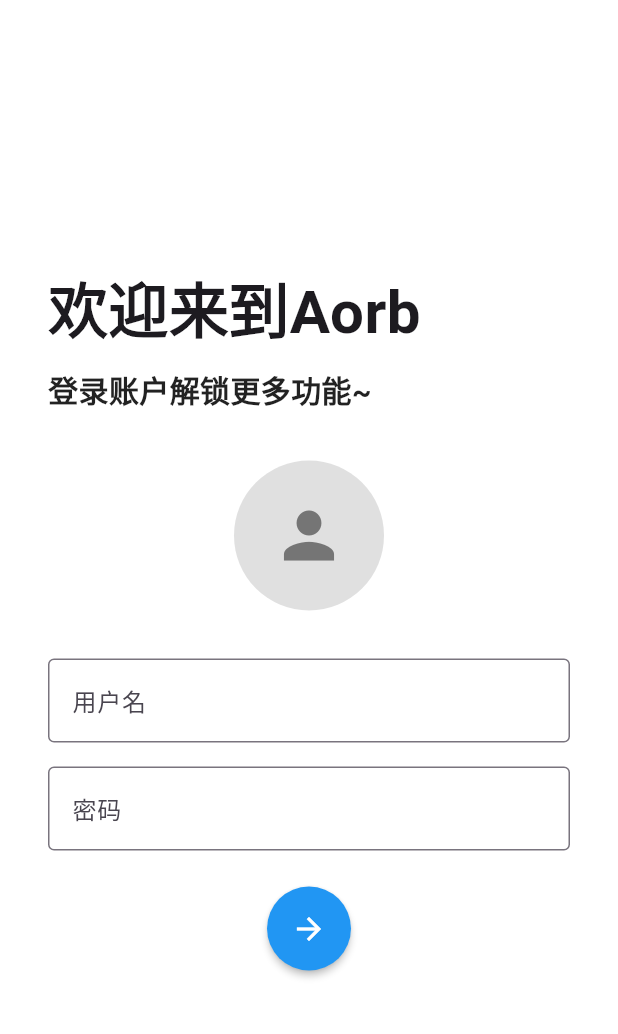
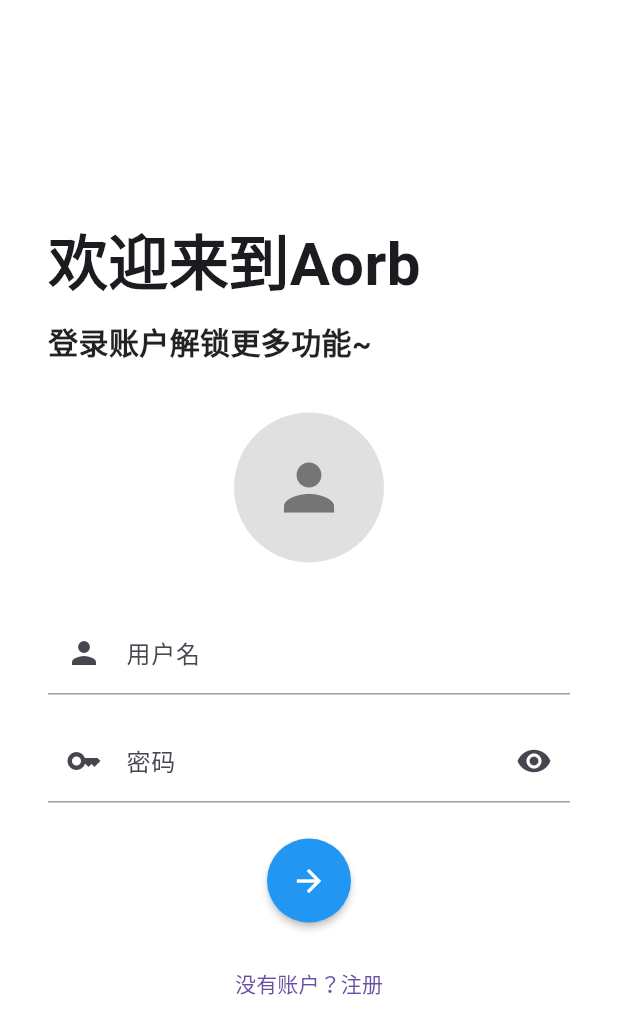
Before and after one commit to BigNoseCattyHome/aorb, a Flutter app: the LoginPage screen opened directly, on a phone screen of 412 x 824 dp. Shown: the top 1034 px of the screen. Run offline on Flutter 3.47's test engine with Material 3 defaults, Android fonts, the phone set to English and light mode, and no system bars; our stand-ins replace flutter_svg, logger, shared_preferences; missing offline and left inert: dart_ipify, grpc; accounts and stored records are empty; network calls fail; statements that could not run were skipped.

Commit message:
feat: 新增注册页面,在conf中新增后端网关的配置信息,注册页面等待联调.

```diff
--- a/frontend/lib/conf/config.dart
+++ b/frontend/lib/conf/config.dart
@@ -3,6 +3,10 @@ import 'package:logger/logger.dart';
 
 // api base url
 const String apiDomain = '127.0.0.1';
+
+// 后端网关主机地址和监听端口
+const String backendHost = 'localhost';
+const int backendPort = 37000;
 
 // logger
 Logger getLogger() {
--- a/frontend/lib/screens/login_page.dart
+++ b/frontend/lib/screens/login_page.dart
@@ -1,7 +1,20 @@
 import 'package:flutter/material.dart';
+import 'package:aorb/screens/register_page.dart';
 
-class LoginPage extends StatelessWidget {
+class LoginPage extends StatefulWidget {
   const LoginPage({super.key});
+
+  @override
+  LoginPageState createState() => LoginPageState();
+}
+
+class LoginPageState extends State<LoginPage> {
+  bool _obscureText = true;
+  void _toggleObscureText() {
+    setState(() {
+      _obscureText = !_obscureText;
+    });
+  }
 
   @override
   Widget build(BuildContext context) {
@@ -40,19 +53,42 @@ class LoginPage extends StatelessWidget {
                 color: Colors.grey[600],
               ),
             ),
+
             const SizedBox(height: 32),
-            const TextField(
-              decoration: InputDecoration(
-                hintText: '用户名',
-                border: OutlineInputBorder(),
+
+            TextFormField(
+              decoration: const InputDecoration(
+                labelText: '用户名',
+                border: InputBorder.none,
+                enabledBorder: UnderlineInputBorder(
+                  borderSide: BorderSide(color: Colors.grey),
+                ),
+                focusedBorder: UnderlineInputBorder(
+                  borderSide: BorderSide(color: Colors.blue),
+                ),
+                prefixIcon: Icon(Icons.person),
               ),
             ),
+
             const SizedBox(height: 16),
-            const TextField(
-              obscureText: true,
+            TextFormField(
+              obscureText: _obscureText,
               decoration: InputDecoration(
-                hintText: '密码',
-                border: OutlineInputBorder(),
+                labelText: '密码',
+                border: InputBorder.none,
+                enabledBorder: UnderlineInputBorder(
+                  borderSide: BorderSide(color: Colors.grey),
+                ),
+                focusedBorder: UnderlineInputBorder(
+                  borderSide: BorderSide(color: Colors.blue),
+                ),
+                prefixIcon: Icon(Icons.key),
+                suffixIcon: IconButton(
+                  icon: Icon(
+                    _obscureText ? Icons.visibility : Icons.visibility_off,
+                  ),
+                  onPressed: _toggleObscureText,
+                ),
               ),
             ),
             const SizedBox(height: 24),
@@ -66,7 +102,18 @@ class LoginPage extends StatelessWidget {
               onPressed: () {
                 // TODO: 登录逻辑
               },
-            )
+            ),
+            const SizedBox(height: 16),
+            TextButton(
+              onPressed: () {
+                Navigator.of(context).push(
+                  MaterialPageRoute(
+                    builder: (context) => RegisterPage(),
+                  ),
+                );
+              },
+              child: const Text('没有账户？注册'),
+            ),
           ],
         ),
       ),
--- a/frontend/pubspec.yaml
+++ b/frontend/pubspec.yaml
@@ -43,6 +43,7 @@ dependencies:
   graphql_flutter: ^5.0.0
   shared_preferences: ^2.0.9
   logger: ^1.4.0
+  dart_ipify: ^1.1.1
 
 dev_dependencies:
   flutter_test:
@@ -72,7 +73,6 @@ flutter:
     - images/home_selected.svg
     - images/home_unselected.svg
     - images/me_selected.svg
-    - images/me_selected.png
     - images/me_unselected.svg
     - images/msg_selected.svg
     - images/msg_unselected.svg
```
Also changed, not shown: frontend/lib/screens/main_page.dart (+2 -11 lines), frontend/lib/screens/register_page.dart (added, +249 -0 lines), frontend/lib/services/auth_service.dart (+125 -37 lines), frontend/lib/utils/ip_locator.dart (added, +25 -0 lines), frontend/images/me_selected.png (deleted).
